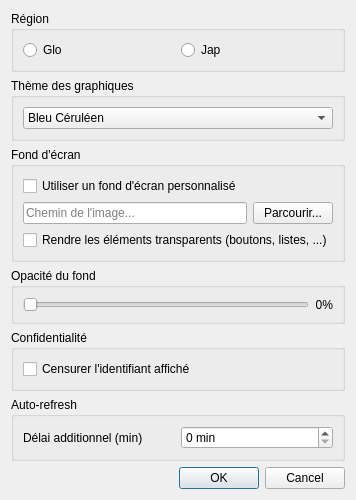
This is options.ui in darkruss48/Polar as Qt 5 draws it before an edit. The edited form follows.
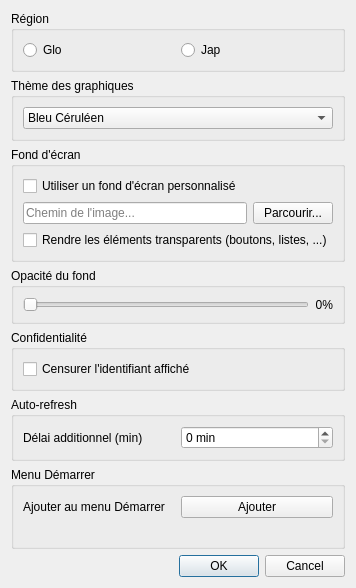
This is the edited form.

Commit message: Added 'Add to the Start menu' option

What changed in the file:
```diff
--- a/options.ui
+++ b/options.ui
@@ -223,6 +223,39 @@
      </layout>
     </widget>
    </item>
+   <item>
+    <widget class="QGroupBox" name="groupStartMenu">
+     <property name="title">
+      <string>Menu Démarrer</string>
+     </property>
+     <layout class="QGridLayout" name="gridStartMenu">
+      <item row="0" column="0">
+       <widget class="QLabel" name="labelAddStartMenuTitle">
+        <property name="text">
+         <string>Ajouter au menu Démarrer</string>
+        </property>
+       </widget>
+      </item>
+      <item row="0" column="1">
+       <widget class="QPushButton" name="buttonAddStartMenu">
+        <property name="text">
+         <string>Ajouter</string>
+        </property>
+       </widget>
+      </item>
+      <item row="1" column="0" colspan="2">
+       <widget class="QLabel" name="labelAddStartMenuHint">
+        <property name="text">
+         <string></string>
+        </property>
+        <property name="styleSheet">
+         <string>color: #9aa0a6; font-size: 11px;</string>
+        </property>
+       </widget>
+      </item>
+     </layout>
+    </widget>
+   </item>
    <item>
     <widget class="QDialogButtonBox" name="buttonBox">
      <property name="standardButtons">
```
The commit also changes 5 other files.
